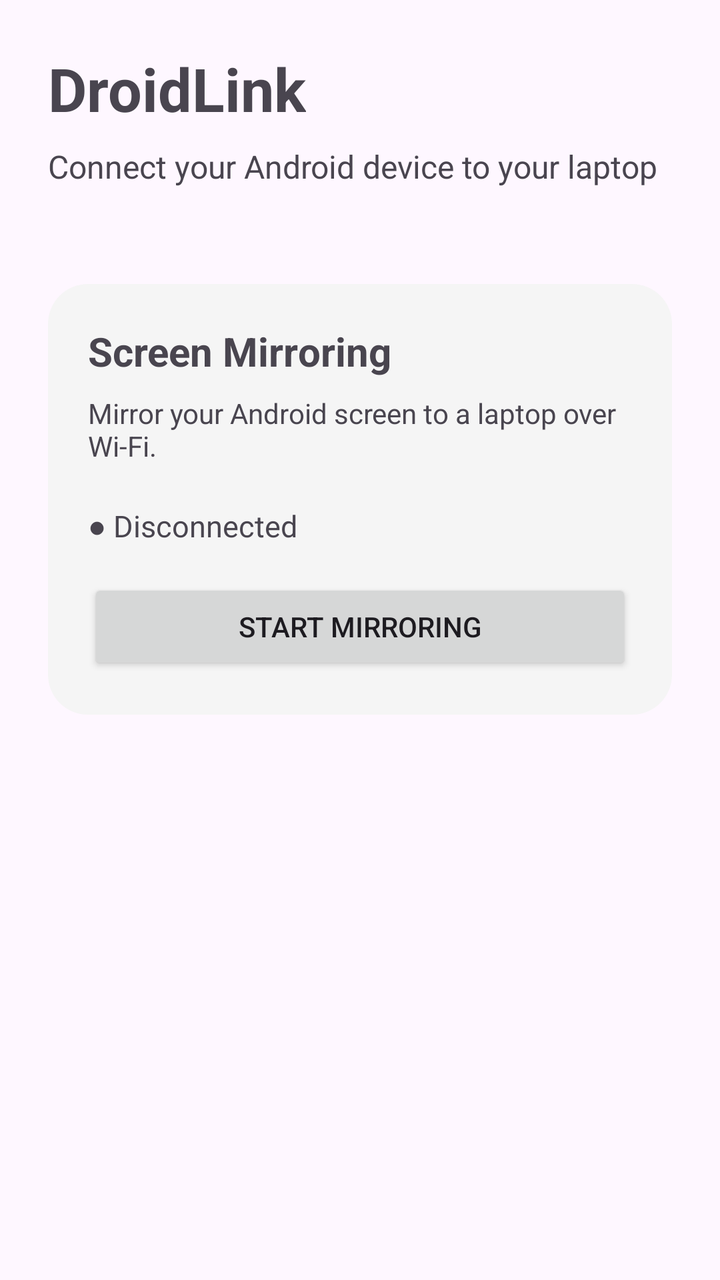
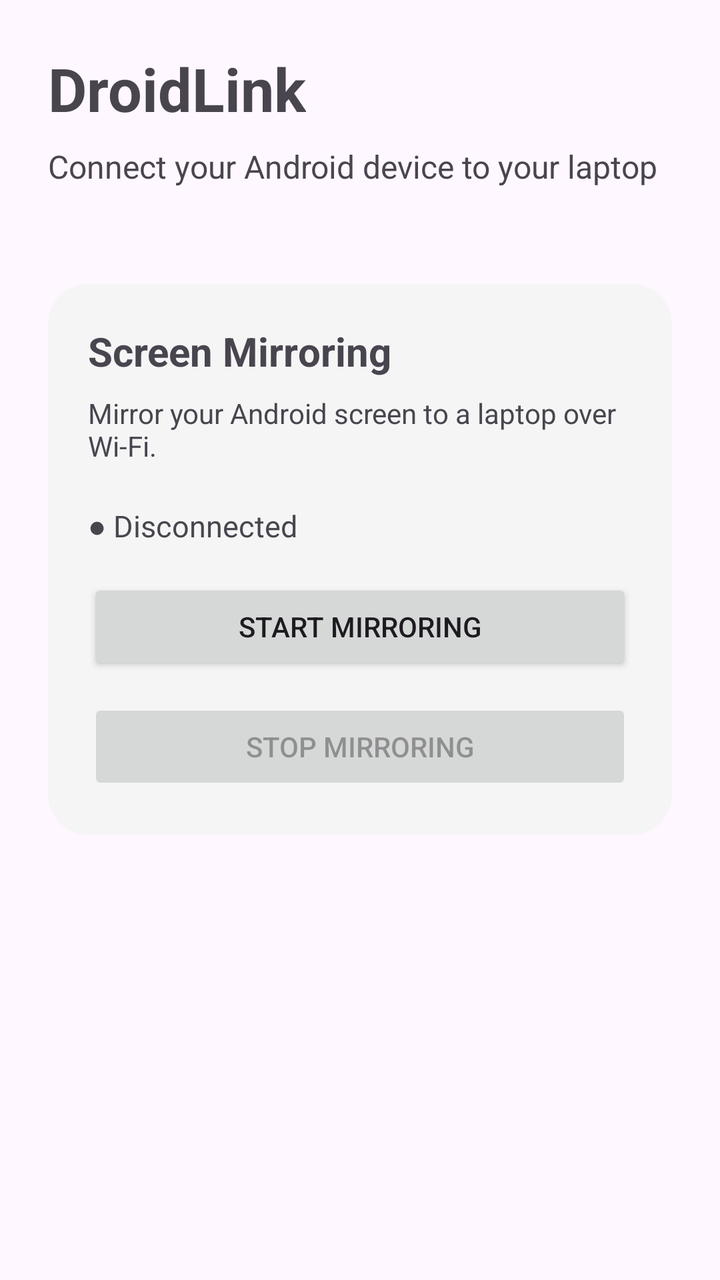

Compare the two renders of this Android layout. The source of the first and the diff that turns it into the second are given below.
<!-- AndroidManifest.xml: application theme Theme.DroidLink -->
<!-- res/layout/activity_main.xml -->
<?xml version="1.0" encoding="utf-8"?>
<androidx.constraintlayout.widget.ConstraintLayout
    xmlns:android="http://schemas.android.com/apk/res/android"
    xmlns:app="http://schemas.android.com/apk/res-auto"
    android:layout_width="match_parent"
    android:layout_height="match_parent"
    android:padding="24dp">

    <TextView
        android:id="@+id/tvTitle"
        android:layout_width="wrap_content"
        android:layout_height="wrap_content"
        android:text="DroidLink"
        android:textSize="30sp"
        android:textStyle="bold"
        app:layout_constraintStart_toStartOf="parent"
        app:layout_constraintTop_toTopOf="parent" />

    <TextView
        android:id="@+id/tvSubtitle"
        android:layout_width="0dp"
        android:layout_height="wrap_content"
        android:layout_marginTop="8dp"
        android:text="Connect your Android device to your laptop"
        android:textSize="16sp"
        app:layout_constraintEnd_toEndOf="parent"
        app:layout_constraintStart_toStartOf="parent"
        app:layout_constraintTop_toBottomOf="@id/tvTitle" />

    <LinearLayout
        android:id="@+id/cardConnection"
        android:layout_width="0dp"
        android:layout_height="wrap_content"
        android:layout_marginTop="48dp"
        android:orientation="vertical"
        android:padding="20dp"
        android:background="@drawable/bg_card"
        app:layout_constraintEnd_toEndOf="parent"
        app:layout_constraintStart_toStartOf="parent"
        app:layout_constraintTop_toBottomOf="@id/tvSubtitle">

        <TextView
            android:layout_width="wrap_content"
            android:layout_height="wrap_content"
            android:text="Screen Mirroring"
            android:textSize="20sp"
            android:textStyle="bold" />

        <TextView
            android:id="@+id/tvDescription"
            android:layout_width="match_parent"
            android:layout_height="wrap_content"
            android:layout_marginTop="8dp"
            android:text="Mirror your Android screen to a laptop over Wi-Fi."
            android:textSize="14sp" />

        <TextView
            android:id="@+id/tvStatus"
            android:layout_width="wrap_content"
            android:layout_height="wrap_content"
            android:layout_marginTop="20dp"
            android:text="● Disconnected"
            android:textSize="15sp" />

        <Button
            android:id="@+id/btnStartMirroring"
            android:layout_width="match_parent"
            android:layout_height="wrap_content"
            android:layout_marginTop="16dp"
            android:text="Start Mirroring" />

    </LinearLayout>

</androidx.constraintlayout.widget.ConstraintLayout>
<!-- resources referenced by this layout -->
<resources>
  <!-- drawable bg_card (drawable) -->
  <?xml version="1.0" encoding="utf-8"?>
  <shape xmlns:android="http://schemas.android.com/apk/res/android">
  
      <solid android:color="#F5F5F5" />
  
      <corners android:radius="20dp" />
  
      <padding
          android:left="4dp"
          android:top="4dp"
          android:right="4dp"
          android:bottom="4dp" />
  
  </shape>
  <style name="Theme.DroidLink" parent="Base.Theme.DroidLink" />
  <style name="Base.Theme.DroidLink" parent="Theme.Material3.DayNight.NoActionBar">
          
          
      </style>
</resources>

<!-- the commit's change to res/layout/activity_main.xml (unified diff, before → after) -->
@@ -69,6 +69,14 @@
             android:layout_marginTop="16dp"
             android:text="Start Mirroring" />
 
+        <Button
+            android:id="@+id/btnStopMirroring"
+            android:layout_width="match_parent"
+            android:layout_height="wrap_content"
+            android:layout_marginTop="12dp"
+            android:text="Stop Mirroring"
+            android:enabled="false" />
+
     </LinearLayout>
 
 </androidx.constraintlayout.widget.ConstraintLayout>
